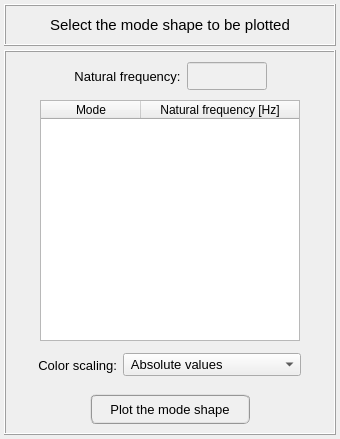
open-pulse/OpenPulse, file pulse/interface/ui_files/plots/results/acoustic/acoustic_mode_shape.ui: the form before one commit.
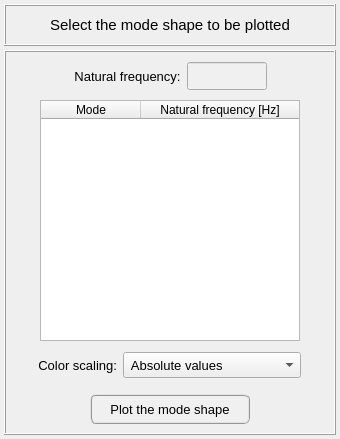
The form after the commit.

Diff of the .ui file:
```diff
--- a/pulse/interface/ui_files/plots/results/acoustic/acoustic_mode_shape.ui
+++ b/pulse/interface/ui_files/plots/results/acoustic/acoustic_mode_shape.ui
@@ -426,13 +426,13 @@
            <property name="minimumSize">
             <size>
              <width>0</width>
-             <height>28</height>
+             <height>26</height>
             </size>
            </property>
            <property name="maximumSize">
             <size>
              <width>16777215</width>
-             <height>28</height>
+             <height>26</height>
             </size>
            </property>
            <property name="font">
@@ -463,6 +463,18 @@
          </item>
          <item row="0" column="2">
           <widget class="QComboBox" name="comboBox_color_scale">
+           <property name="minimumSize">
+            <size>
+             <width>0</width>
+             <height>26</height>
+            </size>
+           </property>
+           <property name="maximumSize">
+            <size>
+             <width>16777215</width>
+             <height>26</height>
+            </size>
+           </property>
            <property name="font">
             <font>
              <pointsize>10</pointsize>
```
